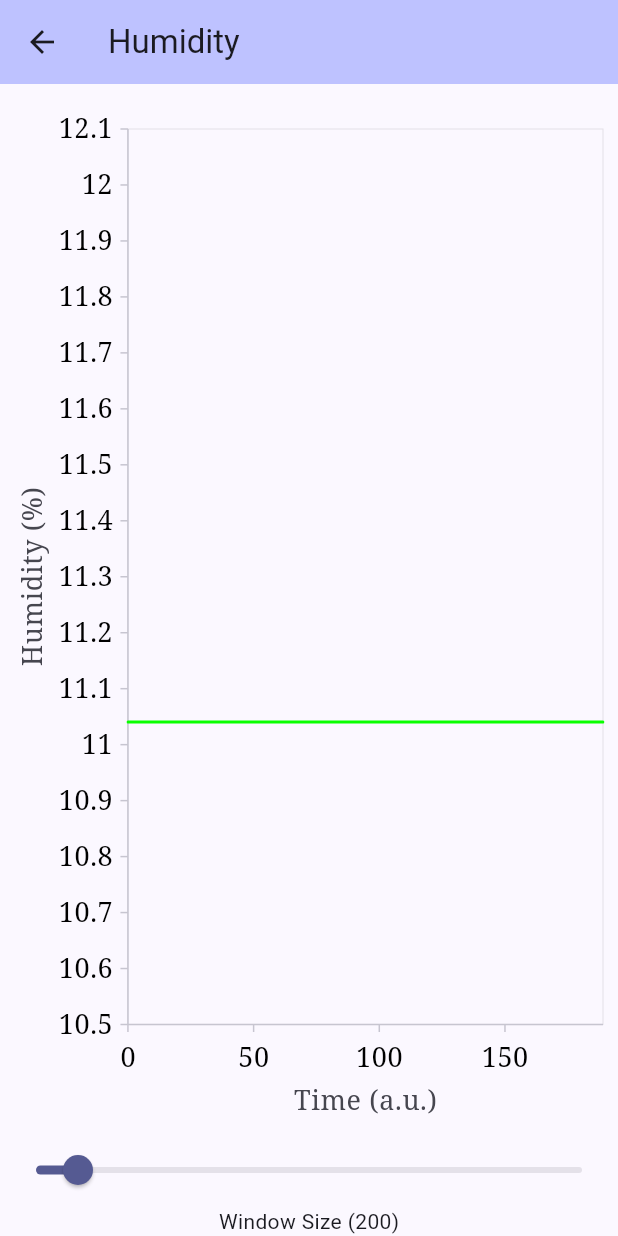
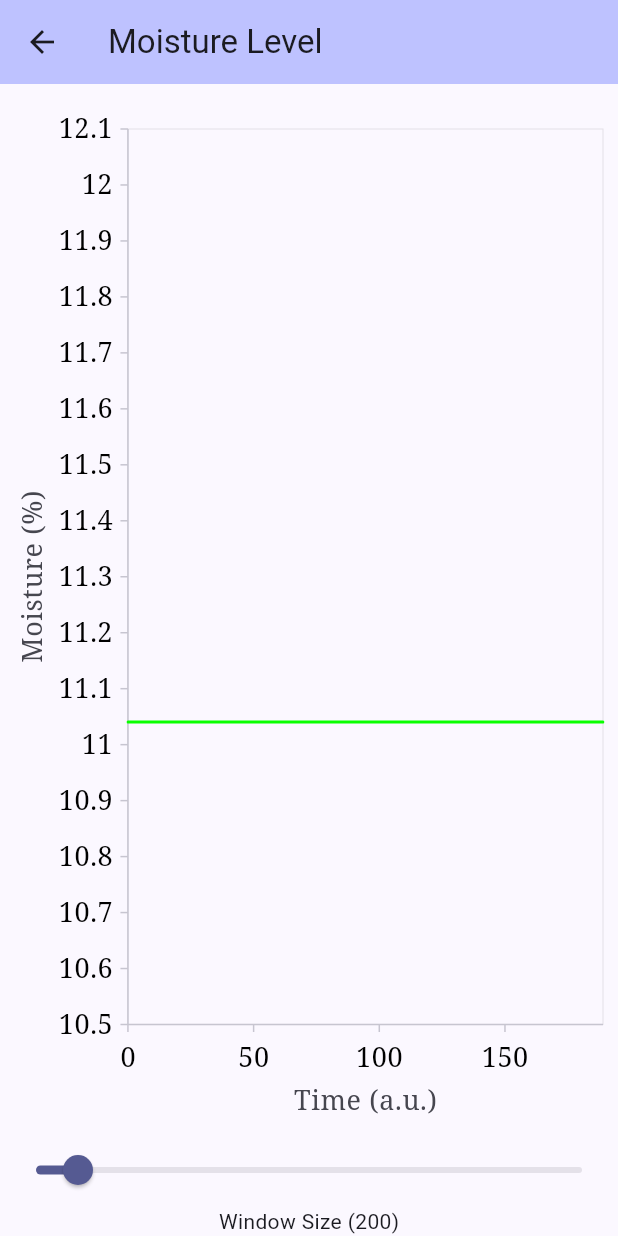
Before and after one commit to Browens5/IrrigationSensorVisualization, a Flutter app: the HumidityPage screen opened directly, on a phone screen of 412 x 824 dp. Run offline on Flutter 3.47's test engine with Material 2 defaults, Android fonts, the phone set to English and light mode, and no system bars; our stand-ins replace flutter_hooks, hooks_riverpod, path_drawing, riverpod_annotation, syncfusion_flutter_charts; missing offline and left inert: linux_serial; generated files the repository leaves out were written again.

Commit message:
Update main.dart

```diff
--- a/lib/main.dart
+++ b/lib/main.dart
@@ -167,11 +167,11 @@ class _MyHomePageState extends State<MyHomePage> {
                     Navigator.of(context).push(
                       MaterialPageRoute(
                         builder: (context) =>
-                            const HumidityPage(title: 'Humidity'),
+                            const HumidityPage(title: 'Moisture Level'),
                       ),
                     );
                   },
-                  child: const Text('Humidity'),
+                  child: const Text('Moisture Level'),
                 ),
                 const Spacer(),
               ]),
@@ -233,9 +233,9 @@ class DataPage extends HookConsumerWidget {
                 child: Container(
                   margin: const EdgeInsets.fromLTRB(10, 10, 10, 30),
                   child: ChartWidget(
-                    title: 'Humidity Data (%)',
+                    title: 'Moisture Data (%)',
                     data: recenthumids,
-                    axisName: 'Humidity (%)',
+                    axisName: 'Moisture (%)',
                     color: const Color.fromARGB(255, 9, 255, 0),
                   ),
                 ),
@@ -385,9 +385,9 @@ class HumidityPage extends HookConsumerWidget {
           Expanded(
             child: ChartWidget(
               showTitle: false,
-              title: 'Humidity Data (%)',
+              title: 'Moisture Data (%)',
               data: recenthumids,
-              axisName: 'Humidity (%)',
+              axisName: 'Moisture (%)',
               color: const Color.fromARGB(255, 9, 255, 0),
             ),
           ),
```
